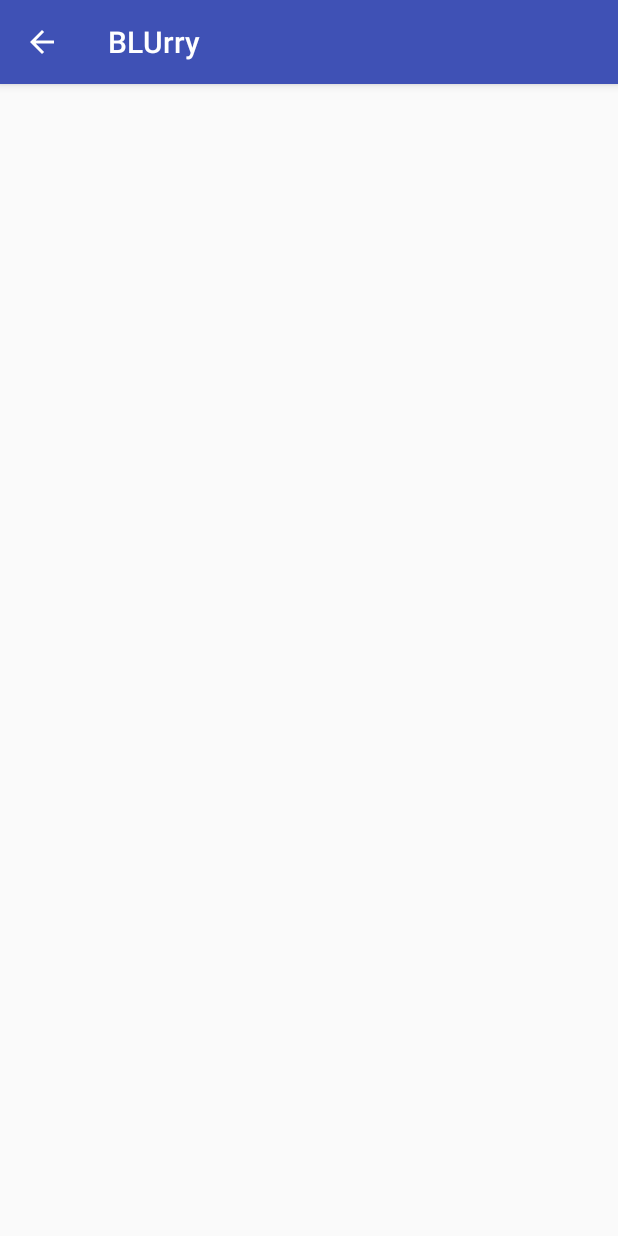
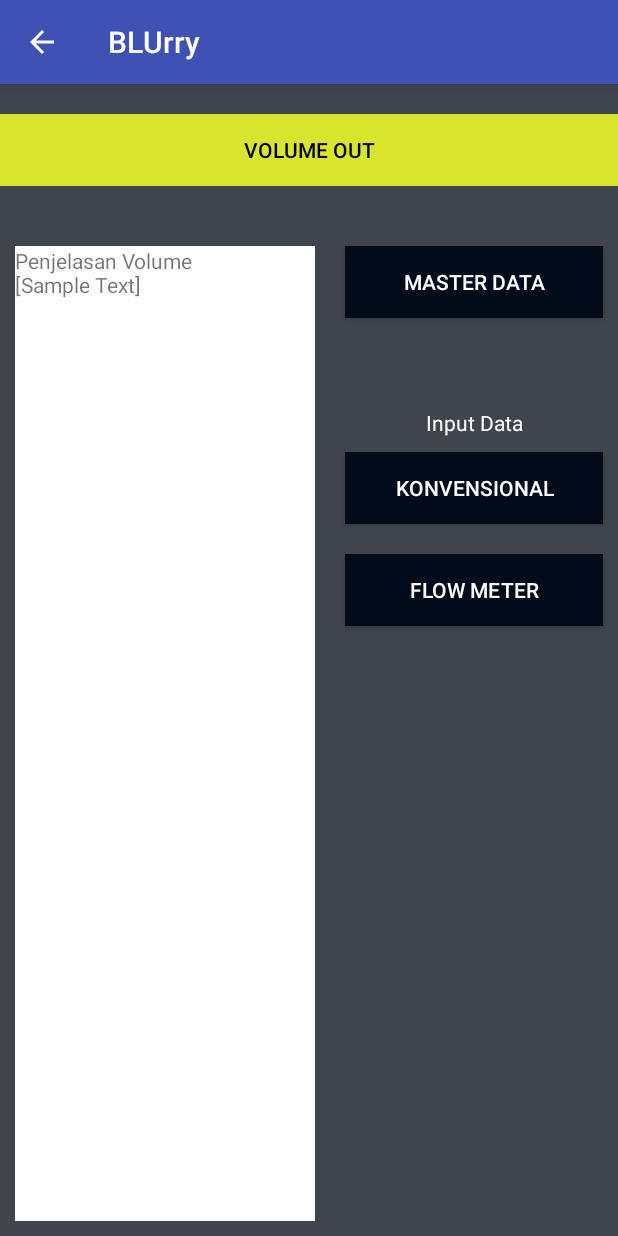
Before and after one commit to Zuhdan/BLUrry, an Android app: the VolumeOut screen opened directly, with no data from a screen before it, on a phone screen of 412 x 824 dp. Run offline under Robolectric (Android 15) with nearby library versions, the phone set to English and light mode, and no system bars.

Commit message:
Add Layout: - Volume In - Volume Out

```diff
--- a/app/src/main/res/layout/activity_volume_out.xml
+++ b/app/src/main/res/layout/activity_volume_out.xml
@@ -1,9 +1,74 @@
 <?xml version="1.0" encoding="utf-8"?>
-<android.support.constraint.ConstraintLayout xmlns:android="http://schemas.android.com/apk/res/android"
+<LinearLayout xmlns:android="http://schemas.android.com/apk/res/android"
     xmlns:app="http://schemas.android.com/apk/res-auto"
     xmlns:tools="http://schemas.android.com/tools"
     android:layout_width="match_parent"
+    android:background="@color/backroundMaster"
+    android:orientation="vertical"
     android:layout_height="match_parent"
     tools:context="com.example.captain_n3mo.blurry.VolumeOut">
 
-</android.support.constraint.ConstraintLayout>
+    <Button
+        android:layout_marginTop="20dp"
+        android:background="@color/colorVolumeOut"
+        android:layout_width="match_parent"
+        android:text="@string/volume_out"
+        android:textColor="@color/black"
+        android:enabled="false"
+        android:layout_height="wrap_content" />
+
+    <LinearLayout
+        android:layout_width="match_parent"
+        android:layout_marginTop="30dp"
+        android:orientation="horizontal"
+        android:layout_height="match_parent">
+
+        <TextView
+            android:layout_width="wrap_content"
+            android:width="200dp"
+            android:text="@string/samplePenjelasanVolume"
+            android:background="@color/white"
+            android:layout_margin="10dp"
+            android:layout_height="match_parent" />
+
+        <LinearLayout
+            android:layout_width="match_parent"
+            android:orientation="vertical"
+            android:layout_height="match_parent">
+
+            <Button
+                android:layout_width="match_parent"
+                android:layout_margin="10dp"
+                android:text="@string/master_data"
+                android:textColor="@color/white"
+                android:background="@color/backgroundButton"
+                android:layout_height="wrap_content" />
+
+            <TextView
+                android:layout_width="match_parent"
+                android:textAlignment="center"
+                android:layout_marginTop="50dp"
+                android:textColor="@color/white"
+                android:text="@string/input_data"
+                android:layout_height="wrap_content" />
+
+            <Button
+                android:layout_width="match_parent"
+                android:layout_margin="10dp"
+                android:text="@string/konvensional"
+                android:textColor="@color/white"
+                android:background="@color/backgroundButton"
+                android:layout_height="wrap_content" />
+
+            <Button
+                android:layout_width="match_parent"
+                android:layout_margin="10dp"
+                android:text="Flow Meter"
+                android:textColor="@color/white"
+                android:background="@color/backgroundButton"
+                android:layout_height="wrap_content" />
+        </LinearLayout>
+
+    </LinearLayout>
+
+</LinearLayout>
--- a/app/src/main/res/values/colors.xml
+++ b/app/src/main/res/values/colors.xml
@@ -9,4 +9,6 @@
     <color name="colorCalculate">#2bdbb5</color>
     <color name="colorTextCalculate">#eef442</color>
     <color name="white">#FFFFFF</color>
+    <color name="backgroundButton">#020b19</color>
+    <color name="black">#000000</color>
 </resources>
--- a/app/src/main/res/values/strings.xml
+++ b/app/src/main/res/values/strings.xml
@@ -15,6 +15,8 @@
     <string name="sampleTextIntake">Q :...m3/jam\nTss :...mg/l</string>
     <string name="sampleTextMp1">BB 01\nV = 4200m3</string>
     <string name="sampleTextVolume">V = 6500 m3</string>
+    <string name="master_data">Master Data</string>
+    <string name="input_data">Input Data</string>
     <string-array name="settling_pond_array">
         <item>SP 1</item>
         <item>SP 2b</item>
@@ -25,4 +27,6 @@
         <item>SP 6</item>
         <item>SP 7</item>
     </string-array>
+    <string name="samplePenjelasanVolume">Penjelasan Volume \n[Sample Text]</string>
+    <string name="konvensional">Konvensional</string>
 </resources>
```
Also changed, not shown: app/src/main/res/layout/activity_volume_in.xml (+51 -2 lines), app/src/main/res/layout/activity_volume_in_input_data.xml (+4 -9 lines).
